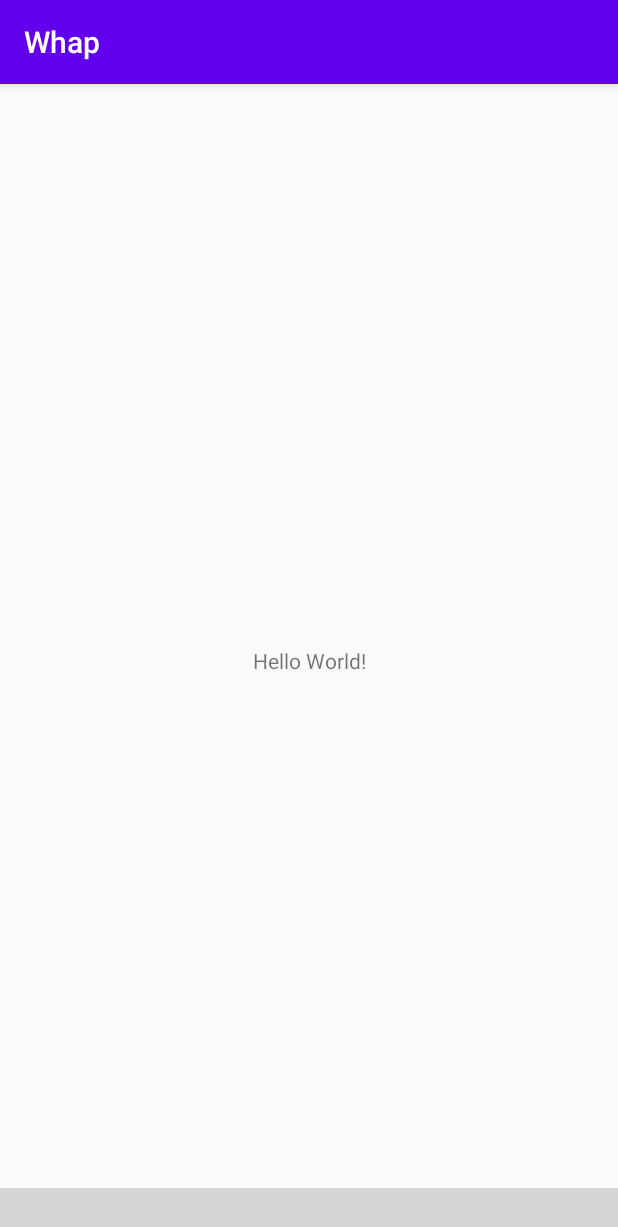
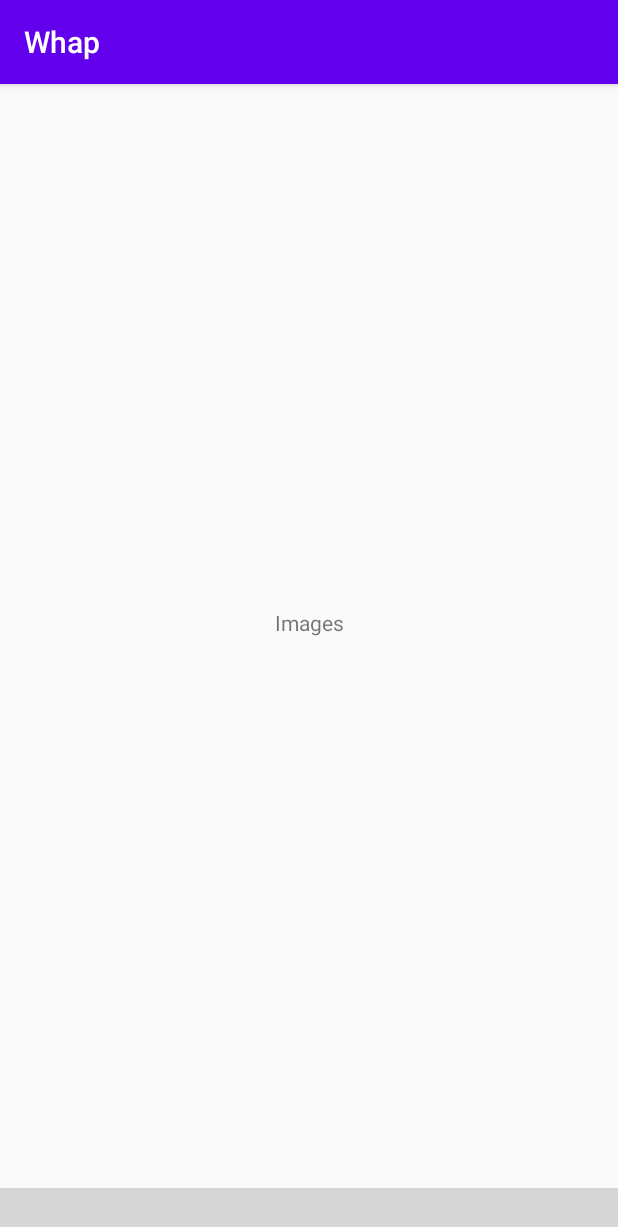
Before and after one commit to kojofosu/Whap, an Android app: the screen it shows after launch (MainActivity), on a phone screen of 412 x 824 dp. Shown: the top 1227 px of the screen. Run offline under Robolectric (Android 15) with nearby library versions, the phone set to English and light mode, and no system bars; libraries missing offline, so code that uses them is left out: nl.joery.animatedbottombar; plain views replace AnimatedBottomBar; 3 statements that could not run were skipped; grey boxes are pictures that could not be loaded.

Commit message:
setup animated bottom bar with viewpager

```diff
--- a/app/build.gradle
+++ b/app/build.gradle
@@ -25,6 +25,7 @@ dependencies {
     implementation fileTree(dir: "libs", include: ["*.jar"])
     implementation 'androidx.appcompat:appcompat:1.1.0'
     implementation 'androidx.constraintlayout:constraintlayout:1.1.3'
+    implementation 'androidx.legacy:legacy-support-v4:1.0.0'
     testImplementation 'junit:junit:4.13'
     androidTestImplementation 'androidx.test.ext:junit:1.1.1'
     androidTestImplementation 'androidx.test.espresso:espresso-core:3.2.0'
--- /dev/null
+++ b/app/src/main/java/com/mcdev/whap/Fragments/ImagesFragment.java
@@ -0,0 +1,66 @@
+package com.mcdev.whap.Fragments;
+
+import android.os.Bundle;
+
+import androidx.fragment.app.Fragment;
+
+import android.view.LayoutInflater;
+import android.view.View;
+import android.view.ViewGroup;
+
+import com.mcdev.whap.R;
+
+/**
+ * A simple {@link Fragment} subclass.
+ * Use the {@link ImagesFragment#newInstance} factory method to
+ * create an instance of this fragment.
+ */
+public class ImagesFragment extends Fragment {
+
+    // TODO: Rename parameter arguments, choose names that match
+    // the fragment initialization parameters, e.g. ARG_ITEM_NUMBER
+    private static final String ARG_PARAM1 = "param1";
+    private static final String ARG_PARAM2 = "param2";
+
+    // TODO: Rename and change types of parameters
+    private String mParam1;
+    private String mParam2;
+
+    public ImagesFragment() {
+        // Required empty public constructor
+    }
+
+    /**
+     * Use this factory method to create a new instance of
+     * this fragment using the provided parameters.
+     *
+     * @param param1 Parameter 1.
+     * @param param2 Parameter 2.
+     * @return A new instance of fragment ImagesFragment.
+     */
+    // TODO: Rename and change types and number of parameters
+    public static ImagesFragment newInstance(String param1, String param2) {
+        ImagesFragment fragment = new ImagesFragment();
+        Bundle args = new Bundle();
+        args.putString(ARG_PARAM1, param1);
+        args.putString(ARG_PARAM2, param2);
+        fragment.setArguments(args);
+        return fragment;
+    }
+
+    @Override
+    public void onCreate(Bundle savedInstanceState) {
+        super.onCreate(savedInstanceState);
+        if (getArguments() != null) {
+            mParam1 = getArguments().getString(ARG_PARAM1);
+            mParam2 = getArguments().getString(ARG_PARAM2);
+        }
+    }
+
+    @Override
+    public View onCreateView(LayoutInflater inflater, ViewGroup container,
+                             Bundle savedInstanceState) {
+        // Inflate the layout for this fragment
+        return inflater.inflate(R.layout.fragment_images, container, false);
+    }
+}
--- /dev/null
+++ b/app/src/main/java/com/mcdev/whap/Fragments/LibraryFragment.java
@@ -0,0 +1,66 @@
+package com.mcdev.whap.Fragments;
+
+import android.os.Bundle;
+
+import androidx.fragment.app.Fragment;
+
+import android.view.LayoutInflater;
+import android.view.View;
+import android.view.ViewGroup;
+
+import com.mcdev.whap.R;
+
+/**
+ * A simple {@link Fragment} subclass.
+ * Use the {@link LibraryFragment#newInstance} factory method to
+ * create an instance of this fragment.
+ */
+public class LibraryFragment extends Fragment {
+
+    // TODO: Rename parameter arguments, choose names that match
+    // the fragment initialization parameters, e.g. ARG_ITEM_NUMBER
+    private static final String ARG_PARAM1 = "param1";
+    private static final String ARG_PARAM2 = "param2";
+
+    // TODO: Rename and change types of parameters
+    private String mParam1;
+    private String mParam2;
+
+    public LibraryFragment() {
+        // Required empty public constructor
+    }
+
+    /**
+     * Use this factory method to create a new instance of
+     * this fragment using the provided parameters.
+     *
+     * @param param1 Parameter 1.
+     * @param param2 Parameter 2.
+     * @return A new instance of fragment LibraryFragment.
+     */
+    // TODO: Rename and change types and number of parameters
+    public static LibraryFragment newInstance(String param1, String param2) {
+        LibraryFragment fragment = new LibraryFragment();
+        Bundle args = new Bundle();
+        args.putString(ARG_PARAM1, param1);
+        args.putString(ARG_PARAM2, param2);
+        fragment.setArguments(args);
+        return fragment;
+    }
+
+    @Override
+    public void onCreate(Bundle savedInstanceState) {
+        super.onCreate(savedInstanceState);
+        if (getArguments() != null) {
+            mParam1 = getArguments().getString(ARG_PARAM1);
+            mParam2 = getArguments().getString(ARG_PARAM2);
+        }
+    }
+
+    @Override
+    public View onCreateView(LayoutInflater inflater, ViewGroup container,
+                             Bundle savedInstanceState) {
+        // Inflate the layout for this fragment
+        return inflater.inflate(R.layout.fragment_library, container, false);
+    }
+}
--- /dev/null
+++ b/app/src/main/java/com/mcdev/whap/Fragments/VideosFragment.java
@@ -0,0 +1,66 @@
+package com.mcdev.whap.Fragments;
+
+import android.os.Bundle;
+
+import androidx.fragment.app.Fragment;
+
+import android.view.LayoutInflater;
+import android.view.View;
+import android.view.ViewGroup;
+
+import com.mcdev.whap.R;
+
+/**
+ * A simple {@link Fragment} subclass.
+ * Use the {@link VideosFragment#newInstance} factory method to
+ * create an instance of this fragment.
+ */
+public class VideosFragment extends Fragment {
+
+    // TODO: Rename parameter arguments, choose names that match
+    // the fragment initialization parameters, e.g. ARG_ITEM_NUMBER
+    private static final String ARG_PARAM1 = "param1";
+    private static final String ARG_PARAM2 = "param2";
+
+    // TODO: Rename and change types of parameters
+    private String mParam1;
+    private String mParam2;
+
+    public VideosFragment() {
+        // Required empty public constructor
+    }
+
+    /**
+     * Use this factory method to create a new instance of
+     * this fragment using the provided parameters.
+     *
+     * @param param1 Parameter 1.
+     * @param param2 Parameter 2.
+     * @return A new instance of fragment VideosFragment.
+     */
+    // TODO: Rename and change types and number of parameters
+    public static VideosFragment newInstance(String param1, String param2) {
+        VideosFragment fragment = new VideosFragment();
+        Bundle args = new Bundle();
+        args.putString(ARG_PARAM1, param1);
+        args.putString(ARG_PARAM2, param2);
+        fragment.setArguments(args);
+        return fragment;
+    }
+
+    @Override
+    public void onCreate(Bundle savedInstanceState) {
+        super.onCreate(savedInstanceState);
+        if (getArguments() != null) {
+            mParam1 = getArguments().getString(ARG_PARAM1);
+            mParam2 = getArguments().getString(ARG_PARAM2);
+        }
+    }
+
+    @Override
+    public View onCreateView(LayoutInflater inflater, ViewGroup container,
+                             Bundle savedInstanceState) {
+        // Inflate the layout for this fragment
+        return inflater.inflate(R.layout.fragment_videos, container, false);
+    }
+}
--- a/app/src/main/java/com/mcdev/whap/MainActivity.java
+++ b/app/src/main/java/com/mcdev/whap/MainActivity.java
@@ -1,14 +1,63 @@
 package com.mcdev.whap;
 
 import androidx.appcompat.app.AppCompatActivity;
+import androidx.fragment.app.FragmentPagerAdapter;
 
 import android.os.Bundle;
 
+import com.mcdev.whap.NonSwipeableViewpager.NonSwipeableViewpager;
+import com.mcdev.whap.NonSwipeableViewpager.ViewpagerAdapter;
+
+import org.jetbrains.annotations.NotNull;
+import org.jetbrains.annotations.Nullable;
+
+import nl.joery.animatedbottombar.AnimatedBottomBar;
+
 public class MainActivity extends AppCompatActivity {
+    private final String TAG = this.getClass().getSimpleName();
+    AnimatedBottomBar animatedBottomBar;
+    NonSwipeableViewpager viewpager;
+
 
     @Override
     protected void onCreate(Bundle savedInstanceState) {
         super.onCreate(savedInstanceState);
         setContentView(R.layout.activity_main);
+
+        //init
+        init();
+
+        //animated bottom bar
+        animatedBottomBarListeners();
+
+        initViewpager();
+    }
+
+    private void initViewpager() {
+        ViewpagerAdapter adapter = new ViewpagerAdapter(getSupportFragmentManager(), FragmentPagerAdapter.BEHAVIOR_RESUME_ONLY_CURRENT_FRAGMENT);       //initializing the view pager
+        viewpager.setAdapter(adapter);      //setting view pager's adapter with contents in the viewpager adapter class
+        viewpager.setOffscreenPageLimit(3);     //increasing the limit for screens to lose cache to three
+//        viewPager.setCurrentItem(0);        //setting default page to position 0
+    }
+
+
+    private void animatedBottomBarListeners() {
+        animatedBottomBar.setupWithViewPager(viewpager);    //set up with view pager
+        animatedBottomBar.setOnTabSelectListener(new AnimatedBottomBar.OnTabSelectListener() {
+            @Override
+            public void onTabSelected(int i, @Nullable AnimatedBottomBar.Tab tab, int i1, @NotNull AnimatedBottomBar.Tab tab1) {
+
+            }
+
+            @Override
+            public void onTabReselected(int i, @NotNull AnimatedBottomBar.Tab tab) {
+
+            }
+        });
+    }
+
+    private void init() {
+        animatedBottomBar = findViewById(R.id.animated_bottom_bar);
+        viewpager = findViewById(R.id.fragment_container_viewpager);
     }
 }
--- /dev/null
+++ b/app/src/main/java/com/mcdev/whap/NonSwipeableViewpager/NonSwipeableViewpager.java
@@ -0,0 +1,70 @@
+package com.mcdev.whap.NonSwipeableViewpager;
+
+import android.content.Context;
+import android.util.AttributeSet;
+import android.view.MotionEvent;
+import android.view.animation.DecelerateInterpolator;
+import android.widget.Scroller;
+
+import androidx.annotation.NonNull;
+import androidx.annotation.Nullable;
+import androidx.viewpager.widget.ViewPager;
+
+import java.lang.reflect.Field;
+
+public class NonSwipeableViewpager extends ViewPager {
+    public NonSwipeableViewpager(@NonNull Context context) {
+        super(context);
+        allowSmoothScrolling();        //allowing smooth scrolling
+    }
+
+    public NonSwipeableViewpager(@NonNull Context context, @Nullable AttributeSet attrs) {
+        super(context, attrs);
+        allowSmoothScrolling();         //allowing smooth scrolling
+    }
+
+//    public NonSwipeableViewpager(@NonNull Context context, @Nullable AttributeSet attrs, int defStyleAttr) {
+//        super(context, attrs, defStyleAttr);
+//    }
+//
+//    public NonSwipeableViewpager(@NonNull Context context, @Nullable AttributeSet attrs, int defStyleAttr, int defStyleRes) {
+//        super(context, attrs, defStyleAttr, defStyleRes);
+//    }
+
+    @Override
+    public boolean onInterceptTouchEvent(MotionEvent ev) {
+        //return super.onInterceptTouchEvent(ev);
+        return false;       //returning false to disable swiping to switch between pages
+    }
+
+    @Override
+    public boolean onTouchEvent(MotionEvent event) {
+        //return super.onTouchEvent(event);
+        return false;       //returning false to disable swiping to switch between pages
+    }
+
+    //below code is added to allow smooth scrolling when switching pages when not swiping
+    private void allowSmoothScrolling(){
+        try {
+            Class<?> viewpager = ViewPager.class;
+            Field scroller = viewpager.getDeclaredField("mScroller");
+            scroller.setAccessible(true);
+            scroller.set(this, new MyScroller(getContext()));
+        }catch (Exception e){
+            e.printStackTrace();
+        }
+    }
+
+    private class MyScroller extends Scroller {
+        public MyScroller(Context context) {
+            super(context, new DecelerateInterpolator());
+        }
+
+        @Override
+        public void startScroll(int startX, int startY, int dx, int dy, int duration) {
+            super.startScroll(startX, startY, dx, dy, duration);
+        }
+    }
+
+
+}
--- /dev/null
+++ b/app/src/main/java/com/mcdev/whap/NonSwipeableViewpager/ViewpagerAdapter.java
@@ -0,0 +1,39 @@
+package com.mcdev.whap.NonSwipeableViewpager;
+
+import androidx.annotation.NonNull;
+import androidx.fragment.app.Fragment;
+import androidx.fragment.app.FragmentManager;
+import androidx.fragment.app.FragmentPagerAdapter;
+
+import com.mcdev.whap.Fragments.ImagesFragment;
+import com.mcdev.whap.Fragments.LibraryFragment;
+import com.mcdev.whap.Fragments.VideosFragment;
+
+public class ViewpagerAdapter extends FragmentPagerAdapter {
+    public ViewpagerAdapter(@NonNull FragmentManager fm) {
+        super(fm);
+    }
+
+    public ViewpagerAdapter(@NonNull FragmentManager fm, int behavior) {
+        super(fm, behavior);
+    }
+
+    @NonNull
+    @Override
+    public Fragment getItem(int position) {
+        switch (position) {
+            case 0:
+                return new ImagesFragment();
+            case 1:
+                return new VideosFragment();
+            case 2:
+                return new LibraryFragment();
+        }
+        return null;
+    }
+
+    @Override
+    public int getCount() {
+        return 3;       //Three fragments
+    }
+}
--- a/app/src/main/res/layout/activity_main.xml
+++ b/app/src/main/res/layout/activity_main.xml
@@ -6,15 +6,12 @@
     android:layout_height="match_parent"
     tools:context=".MainActivity">
 
-    <TextView
-        android:layout_width="wrap_content"
-        android:layout_height="wrap_content"
-        android:text="Hello World!"
-        app:layout_constraintBottom_toBottomOf="parent"
-        app:layout_constraintLeft_toLeftOf="parent"
-        app:layout_constraintRight_toRightOf="parent"
-        app:layout_constraintTop_toTopOf="parent" />
-
+    <!--    Using custom non swipeable view pager-->
+    <com.mcdev.whap.NonSwipeableViewpager.NonSwipeableViewpager
+        android:id="@+id/fragment_container_viewpager"
+        android:layout_width="match_parent"
+        android:layout_height="match_parent"
+        android:layout_marginBottom="50dp"/>
 
     <!--Animated Bottom Bar-->
     <nl.joery.animatedbottombar.AnimatedBottomBar
--- /dev/null
+++ b/app/src/main/res/layout/fragment_images.xml
@@ -0,0 +1,15 @@
+<?xml version="1.0" encoding="utf-8"?>
+<FrameLayout xmlns:android="http://schemas.android.com/apk/res/android"
+    xmlns:tools="http://schemas.android.com/tools"
+    android:layout_width="match_parent"
+    android:layout_height="match_parent"
+    tools:context=".Fragments.ImagesFragment">
+
+    <!-- TODO: Update blank fragment layout -->
+    <TextView
+        android:layout_width="match_parent"
+        android:layout_height="match_parent"
+        android:gravity="center"
+        android:text="Images" />
+
+</FrameLayout>
--- a/app/src/main/res/values/strings.xml
+++ b/app/src/main/res/values/strings.xml
@@ -3,4 +3,6 @@
     <string name="images">Images</string>
     <string name="videos">Videos</string>
     <string name="library">Library</string>
+    <!-- TODO: Remove or change this placeholder text -->
+    <string name="hello_blank_fragment">Hello blank fragment</string>
 </resources>
```
Also changed, not shown: app/src/main/res/layout/fragment_library.xml (added, +15 -0 lines), app/src/main/res/layout/fragment_videos.xml (added, +15 -0 lines).
